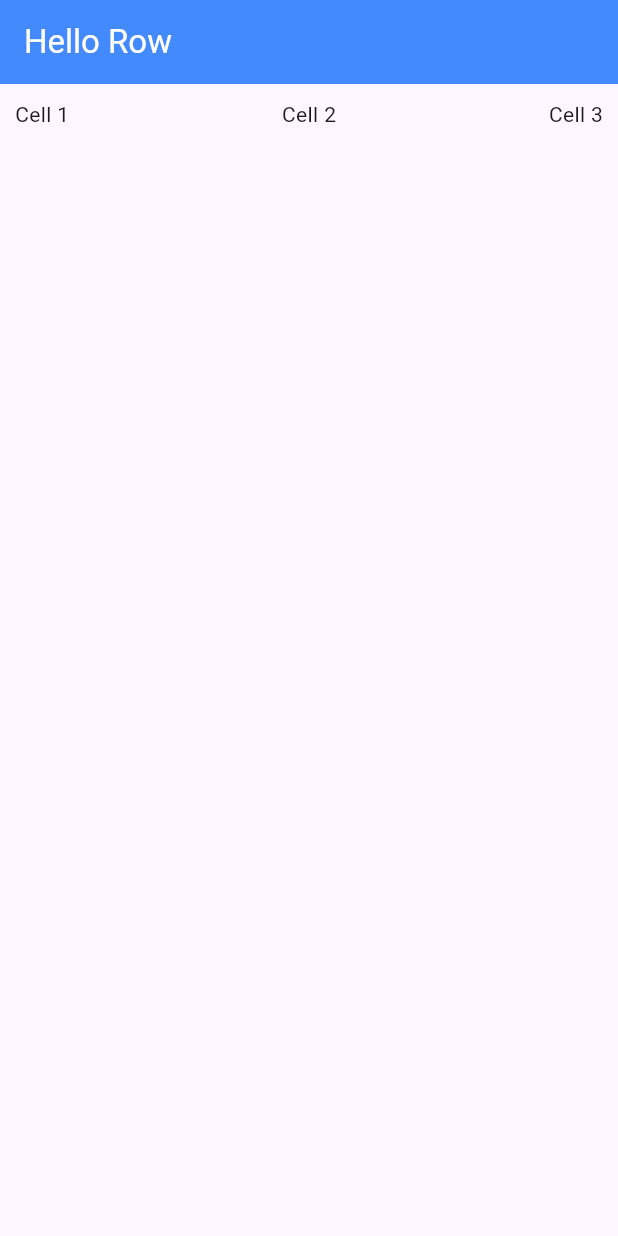
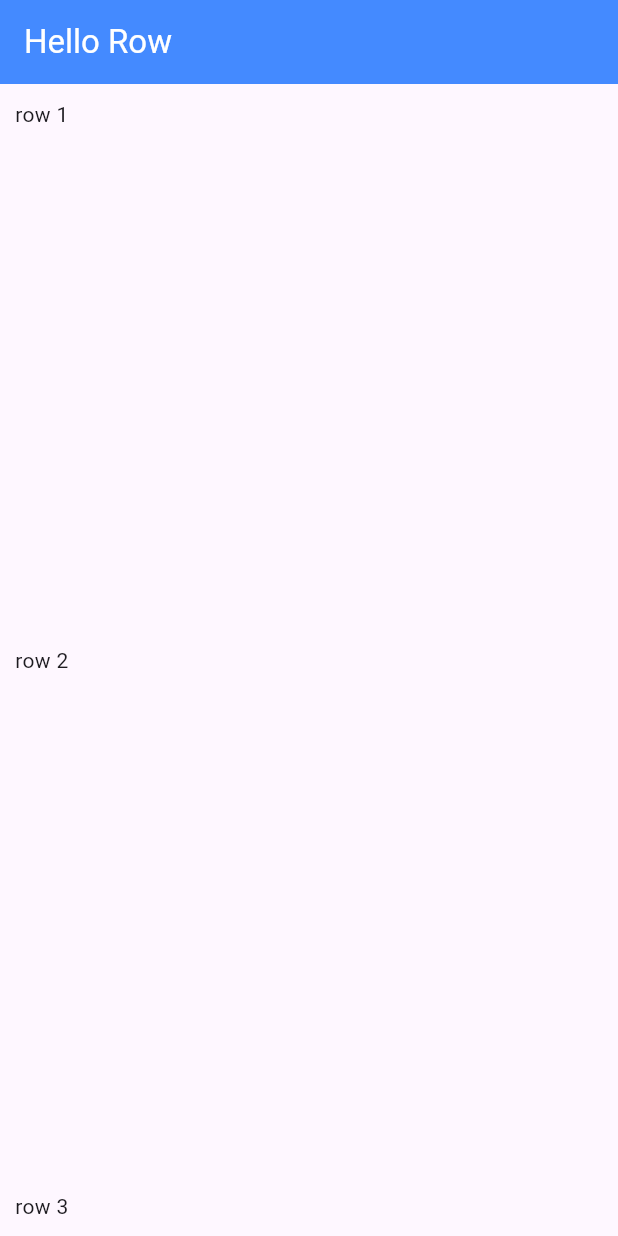
Before and after one commit to tardev35/flutter2024, a Flutter app: the screen it shows after launch, on a phone screen of 412 x 824 dp. Run offline on Flutter 3.47's test engine with Material 3 defaults, Android fonts, the phone set to English and light mode, and no system bars.

Commit message:
Ordering Column

```diff
--- a/lib/row_example.dart
+++ b/lib/row_example.dart
@@ -14,13 +14,13 @@ class RowExample extends StatelessWidget {
           foregroundColor: Colors.white,
         ),
         body: Container(
-          margin: const EdgeInsets.all(10),
-          child: const Row(
+          padding: const EdgeInsets.all(10),
+          child: const Column(
             mainAxisAlignment: MainAxisAlignment.spaceBetween,
             children: [
-              Text('Cell 1'),
-              Text('Cell 2'),
-              Text('Cell 3'),
+              Text('row 1'),
+              Text('row 2'),
+              Text('row 3'),
             ],
           ),
         ),
```
